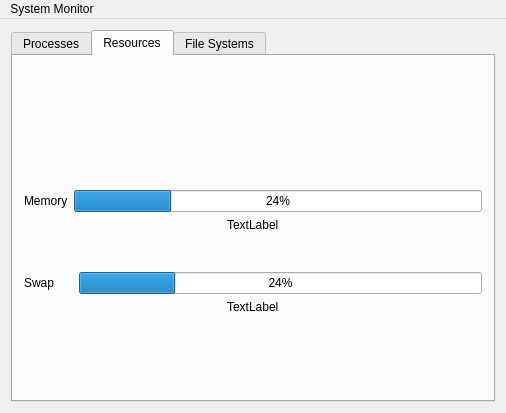
First picture: the form in mainwindow.ui, repository VioletDarkKitty/system-monitor, before the edit.
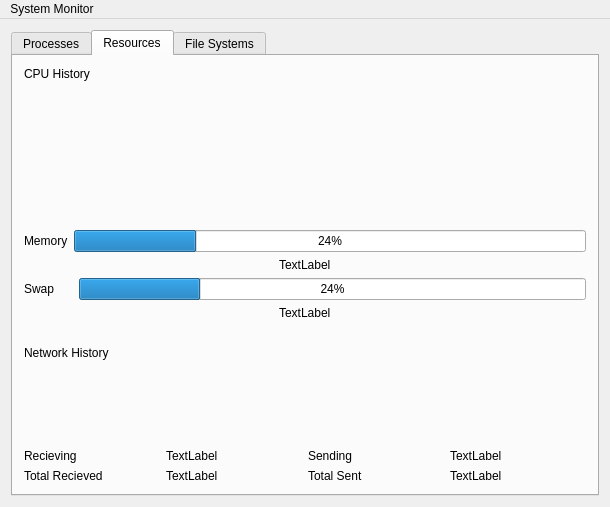
Second picture: the form after the edit. Custom widgets are drawn as their Qt base class.

Commit message: Show network usage in the resources tab

Patch:
```diff
--- a/mainwindow.ui
+++ b/mainwindow.ui
@@ -6,8 +6,8 @@
    <rect>
     <x>0</x>
     <y>0</y>
-    <width>506</width>
-    <height>413</height>
+    <width>610</width>
+    <height>507</height>
    </rect>
   </property>
   <property name="sizePolicy">
@@ -21,7 +21,7 @@
   </property>
   <widget class="QWidget" name="centralWidget">
    <layout class="QGridLayout" name="gridLayout_3">
-    <item row="1" column="0">
+    <item row="0" column="0">
      <widget class="QTabWidget" name="tabWidgetMain">
       <property name="enabled">
        <bool>true</bool>
@@ -118,62 +118,125 @@
         <string>Resources</string>
        </attribute>
        <layout class="QGridLayout" name="gridLayout_2">
-        <item row="4" column="0">
-         <layout class="QVBoxLayout" name="verticalLayout">
+        <item row="13" column="0">
+         <layout class="QVBoxLayout" name="verticalLayout_4">
+          <property name="sizeConstraint">
+           <enum>QLayout::SetMinimumSize</enum>
+          </property>
           <item>
-           <layout class="QHBoxLayout" name="horizontalLayout">
-            <item>
-             <widget class="QLabel" name="memTextLabel">
-              <property name="text">
-               <string>Memory</string>
-              </property>
-             </widget>
-            </item>
-            <item>
-             <widget class="QProgressBar" name="memoryBar">
-              <property name="value">
-               <number>24</number>
-              </property>
-             </widget>
-            </item>
-           </layout>
+           <widget class="QLabel" name="label_2">
+            <property name="text">
+             <string>Network History</string>
+            </property>
+           </widget>
           </item>
-          <item alignment="Qt::AlignHCenter|Qt::AlignTop">
-           <widget class="QLabel" name="memoryLabel">
+          <item>
+           <widget class="QCustomPlot" name="networkPlot" native="true">
             <property name="sizePolicy">
-             <sizepolicy hsizetype="Preferred" vsizetype="Preferred">
+             <sizepolicy hsizetype="Preferred" vsizetype="Expanding">
               <horstretch>0</horstretch>
               <verstretch>0</verstretch>
              </sizepolicy>
             </property>
-            <property name="text">
-             <string>TextLabel</string>
-            </property>
-            <property name="indent">
-             <number>-1</number>
+            <property name="minimumSize">
+             <size>
+              <width>0</width>
+              <height>20</height>
+             </size>
             </property>
            </widget>
           </item>
+          <item>
+           <layout class="QHBoxLayout" name="horizontalLayout_5">
+            <item>
+             <layout class="QHBoxLayout" name="horizontalLayout_4">
+              <item>
+               <layout class="QVBoxLayout" name="verticalLayout_7">
+                <item>
+                 <widget class="QLabel" name="label_3">
+                  <property name="text">
+                   <string>Recieving</string>
+                  </property>
+                 </widget>
+                </item>
+                <item>
+                 <widget class="QLabel" name="label_6">
+                  <property name="text">
+                   <string>Total Recieved</string>
+                  </property>
+                 </widget>
+                </item>
+               </layout>
+              </item>
+              <item>
+               <layout class="QVBoxLayout" name="verticalLayout_6">
+                <item>
+                 <widget class="QLabel" name="networkRecievingLabel">
+                  <property name="text">
+                   <string>TextLabel</string>
+                  </property>
+                 </widget>
+                </item>
+                <item>
+                 <widget class="QLabel" name="networkTotalRecievedLabel">
+                  <property name="text">
+                   <string>TextLabel</string>
+                  </property>
+                 </widget>
+                </item>
+               </layout>
+              </item>
+             </layout>
+            </item>
+            <item>
+             <layout class="QHBoxLayout" name="horizontalLayout_6">
+              <item>
+               <layout class="QVBoxLayout" name="verticalLayout_8">
+                <item>
+                 <widget class="QLabel" name="label_7">
+                  <property name="text">
+                   <string>Sending</string>
+                  </property>
+                 </widget>
+                </item>
+                <item>
+                 <widget class="QLabel" name="label_8">
+                  <property name="text">
+                   <string>Total Sent</string>
+                  </property>
+                 </widget>
+                </item>
+               </layout>
+              </item>
+              <item>
+               <layout class="QVBoxLayout" name="verticalLayout_9">
+                <item>
+                 <widget class="QLabel" name="networkSendingLabel">
+                  <property name="text">
+                   <string>TextLabel</string>
+                  </property>
+                 </widget>
+                </item>
+                <item>
+                 <widget class="QLabel" name="networkTotalSentLabel">
+                  <property name="text">
+                   <string>TextLabel</string>
+                  </property>
+                 </widget>
+                </item>
+               </layout>
+              </item>
+             </layout>
+            </item>
+           </layout>
+          </item>
          </layout>
         </item>
-        <item row="3" column="0">
-         <spacer name="verticalSpacer_4">
-          <property name="orientation">
-           <enum>Qt::Vertical</enum>
-          </property>
-          <property name="sizeType">
-           <enum>QSizePolicy::Fixed</enum>
-          </property>
-          <property name="sizeHint" stdset="0">
-           <size>
-            <width>20</width>
-            <height>40</height>
-           </size>
-          </property>
-         </spacer>
-        </item>
-        <item row="5" column="0">
+        <item row="11" column="0">
          <layout class="QVBoxLayout" name="verticalLayout_2">
+          <property name="sizeConstraint">
+           <enum>QLayout::SetMinimumSize</enum>
+          </property>
           <item>
            <layout class="QHBoxLayout" name="horizontalLayout_2">
             <item>
@@ -207,29 +270,109 @@
           </item>
          </layout>
         </item>
-        <item row="6" column="0">
-         <spacer name="verticalSpacer_3">
-          <property name="orientation">
-           <enum>Qt::Vertical</enum>
-          </property>
-          <property name="sizeType">
-           <enum>QSizePolicy::Fixed</enum>
-          </property>
-          <property name="sizeHint" stdset="0">
-           <size>
-            <width>20</width>
-            <height>40</height>
-           </size>
-          </property>
-         </spacer>
-        </item>
         <item row="0" column="0">
-         <layout class="QGridLayout" name="gridLayout_5">
-          <item row="0" column="0">
-           <widget class="QCustomPlot" name="cpuPlot" native="true"/>
+         <layout class="QVBoxLayout" name="verticalLayout_5">
+          <property name="sizeConstraint">
+           <enum>QLayout::SetMinimumSize</enum>
+          </property>
+          <item>
+           <widget class="QLabel" name="label">
+            <property name="text">
+             <string>CPU History</string>
+            </property>
+           </widget>
           </item>
+          <item>
+           <widget class="QCustomPlot" name="cpuPlot" native="true">
+            <property name="sizePolicy">
+             <sizepolicy hsizetype="Preferred" vsizetype="Expanding">
+              <horstretch>0</horstretch>
+              <verstretch>0</verstretch>
+             </sizepolicy>
+            </property>
+            <property name="minimumSize">
+             <size>
+              <width>0</width>
+              <height>20</height>
+             </size>
+            </property>
+           </widget>
+          </item>
          </layout>
         </item>
+        <item row="1" column="0">
+         <spacer name="verticalSpacer">
+          <property name="orientation">
+           <enum>Qt::Vertical</enum>
+          </property>
+          <property name="sizeType">
+           <enum>QSizePolicy::Maximum</enum>
+          </property>
+          <property name="sizeHint" stdset="0">
+           <size>
+            <width>20</width>
+            <height>20</height>
+           </size>
+          </property>
+         </spacer>
+        </item>
+        <item row="2" column="0">
+         <layout class="QVBoxLayout" name="verticalLayout">
+          <property name="sizeConstraint">
+           <enum>QLayout::SetMinimumSize</enum>
+          </property>
+          <item>
+           <layout class="QHBoxLayout" name="horizontalLayout">
+            <item>
+             <widget class="QLabel" name="memTextLabel">
+              <property name="text">
+               <string>Memory</string>
+              </property>
+             </widget>
+            </item>
+            <item>
+             <widget class="QProgressBar" name="memoryBar">
+              <property name="value">
+               <number>24</number>
+              </property>
+             </widget>
+            </item>
+           </layout>
+          </item>
+          <item alignment="Qt::AlignHCenter|Qt::AlignTop">
+           <widget class="QLabel" name="memoryLabel">
+            <property name="sizePolicy">
+             <sizepolicy hsizetype="Preferred" vsizetype="Preferred">
+              <horstretch>0</horstretch>
+              <verstretch>0</verstretch>
+             </sizepolicy>
+            </property>
+            <property name="text">
+             <string>TextLabel</string>
+            </property>
+            <property name="indent">
+             <number>-1</number>
+            </property>
+           </widget>
+          </item>
+         </layout>
+        </item>
+        <item row="12" column="0">
+         <spacer name="verticalSpacer_2">
+          <property name="orientation">
+           <enum>Qt::Vertical</enum>
+          </property>
+          <property name="sizeType">
+           <enum>QSizePolicy::Maximum</enum>
+          </property>
+          <property name="sizeHint" stdset="0">
+           <size>
+            <width>20</width>
+            <height>20</height>
+           </size>
+          </property>
+         </spacer>
+        </item>
        </layout>
       </widget>
       <widget class="QWidget" name="tabFileSystems">
@@ -282,7 +425,7 @@
     <rect>
      <x>0</x>
      <y>0</y>
-     <width>506</width>
+     <width>610</width>
      <height>26</height>
     </rect>
    </property>
```
The commit also changes 2 other files.
